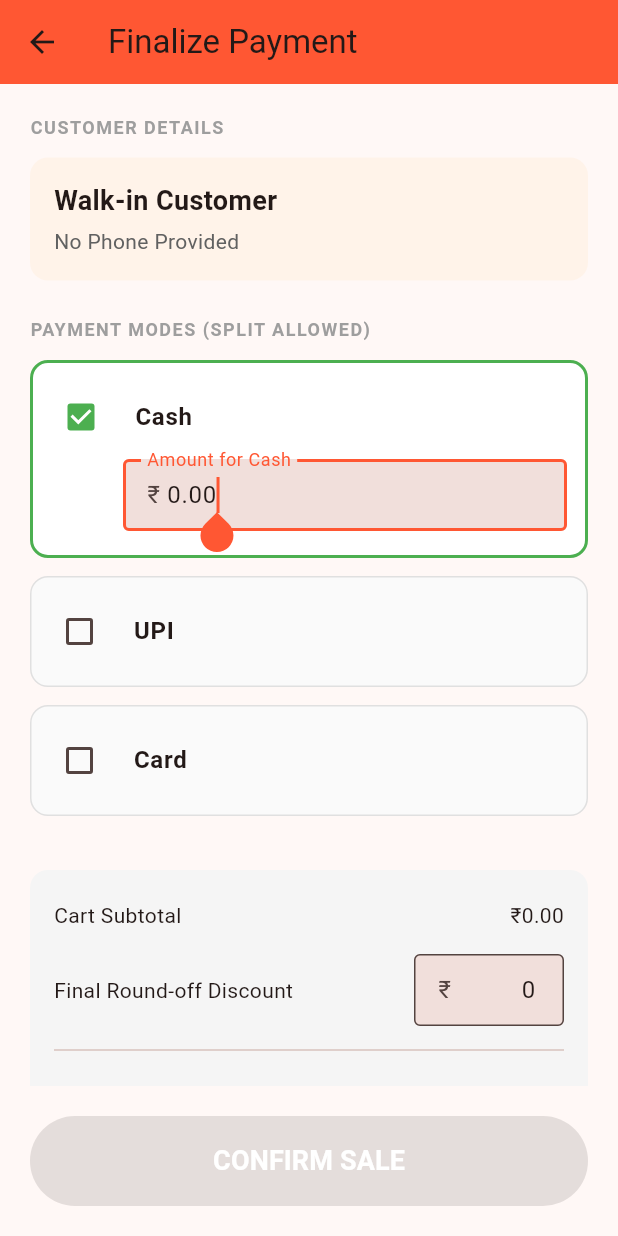
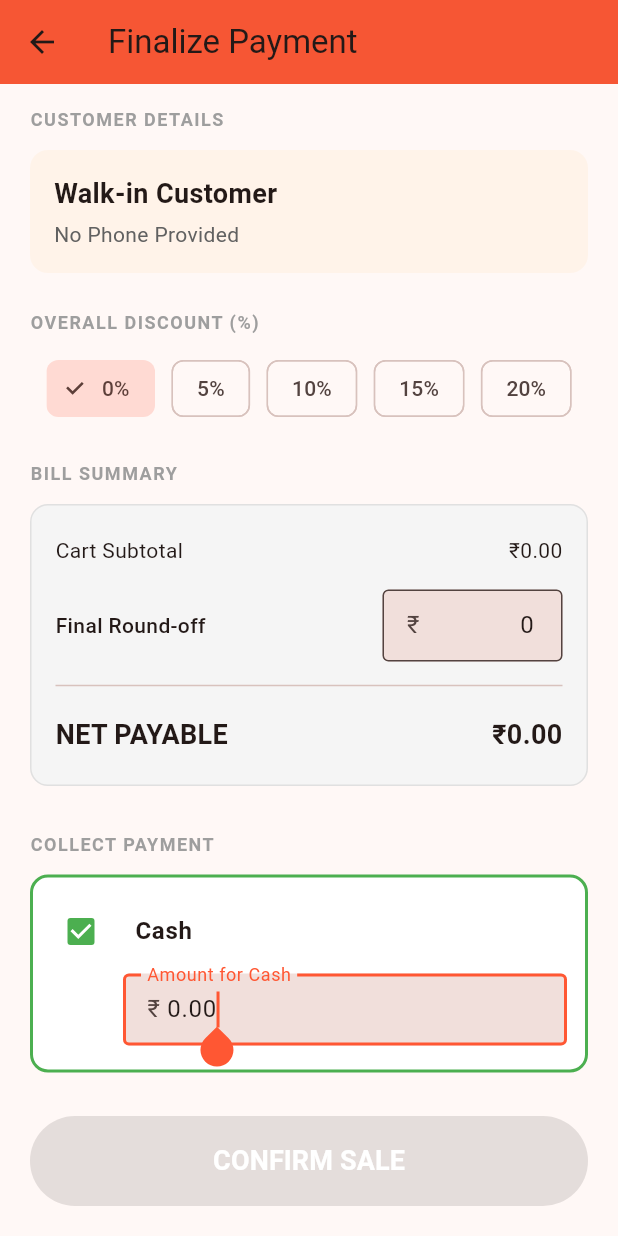
Before and after one commit to nanirocks125/apoorva_app, a Flutter app: the CheckoutScreen screen opened directly with empty values, on a phone screen of 412 x 824 dp. Run offline on Flutter 3.47's test engine with Material 3 defaults, Android fonts, the phone set to English and light mode, and no system bars; our stand-ins replace cloud_firestore, firebase_auth, firebase_core; accounts and stored records are empty.

Commit message:
check out page finalization

```diff
--- a/lib/screens/checkout_screen.dart
+++ b/lib/screens/checkout_screen.dart
@@ -54,17 +54,35 @@
     return Colors.green; // Perfectly matched
   }
 
+  double _overallDiscountPercent = 0.0; // New state for % discount
+
+  double get _overallDiscountAmount {
+    return widget.cart.totalPayable * (_overallDiscountPercent / 100);
+  }
+
   @override
   void initState() {
     super.initState();
-    // Default cash to the full total on load
-    _paymentControllers['Cash']!.text = widget.cart.totalPayable
-        .toStringAsFixed(2);
+
+    _discountController.addListener(_syncDefaultPayment);
+    _syncDefaultPayment();
+  }
+
+  void _syncDefaultPayment() {
+    if (_isProcessing) return;
+
+    // We only auto-sync if the user hasn't started a complex split payment
+    // Or simply, we update the 'Cash' field whenever the total changes
+    setState(() {
+      _paymentControllers['Cash']!.text = _finalTotal.toStringAsFixed(2);
+    });
   }
 
   double get _finalTotal {
-    double discount = double.tryParse(_discountController.text) ?? 0.0;
-    return widget.cart.totalPayable - discount;
+    double roundOff = double.tryParse(_discountController.text) ?? 0.0;
+
+    // Logic: Original - Percentage - Round-off
+    return widget.cart.totalPayable - _overallDiscountAmount - roundOff;
   }
 
   double get _totalPaid {
@@ -89,52 +107,26 @@
         child: Column(
           crossAxisAlignment: CrossAxisAlignment.start,
           children: [
-            // --- 1. READ-ONLY CUSTOMER SECTION ---
+            // 1. CUSTOMER INFO
             _buildSectionHeader('CUSTOMER DETAILS'),
-            Container(
-              width: double.infinity,
-              padding: const EdgeInsets.all(16),
-              decoration: BoxDecoration(
-                color: Colors.orange.withOpacity(0.05),
-                borderRadius: BorderRadius.circular(12),
-              ),
-              child: Column(
-                crossAxisAlignment: CrossAxisAlignment.start,
-                children: [
-                  Text(
-                    widget.customerName.isEmpty
-                        ? 'Walk-in Customer'
-                        : widget.customerName,
-                    style: const TextStyle(
-                      fontSize: 18,
-                      fontWeight: FontWeight.bold,
-                    ),
-                  ),
-                  const SizedBox(height: 4),
-                  Text(
-                    widget.customerPhone.isEmpty
-                        ? 'No Phone Provided'
-                        : widget.customerPhone,
-                    style: TextStyle(color: Colors.grey.shade700),
-                  ),
-                ],
-              ),
-            ),
+            _buildCustomerInfoCard(),
 
             const SizedBox(height: 24),
 
-            // --- 2. MULTI-PAYMENT SECTION ---
-            _buildSectionHeader('PAYMENT MODES (SPLIT ALLOWED)'),
-            ..._selectedModes.keys.map((mode) => _buildPaymentRow(mode)),
+            // 2. DISCOUNTS: We calculate the price first
+            _buildSectionHeader('OVERALL DISCOUNT (%)'),
+            _buildDiscountChips(),
 
             const SizedBox(height: 24),
 
-            // --- 3. SETTLEMENT SUMMARY ---
+            // 3. SETTLEMENT SUMMARY: Now correctly placed before payment
+            _buildSectionHeader('BILL SUMMARY'),
             Container(
               padding: const EdgeInsets.all(16),
               decoration: BoxDecoration(
                 color: Colors.grey.shade100,
                 borderRadius: BorderRadius.circular(12),
+                border: Border.all(color: Colors.grey.shade300),
               ),
               child: Column(
                 children: [
@@ -142,13 +134,22 @@
                     'Cart Subtotal',
                     '₹${widget.cart.totalPayable.toStringAsFixed(2)}',
                   ),
+                  if (_overallDiscountPercent > 0)
+                    _summaryRow(
+                      'Flat ${_overallDiscountPercent.toInt()}% Discount',
+                      '- ₹${_overallDiscountAmount.toStringAsFixed(2)}',
+                      color: Colors.green.shade700,
+                    ),
                   const SizedBox(height: 12),
                   Row(
                     mainAxisAlignment: MainAxisAlignment.spaceBetween,
                     children: [
-                      const Text('Final Round-off Discount'),
+                      const Text(
+                        'Final Round-off',
+                        style: TextStyle(fontWeight: FontWeight.w500),
+                      ),
                       SizedBox(
-                        width: 100,
+                        width: 120,
                         child: TextField(
                           controller: _discountController,
                           textAlign: TextAlign.right,
@@ -157,31 +158,63 @@
                           decoration: const InputDecoration(
                             prefixText: '₹ ',
                             isDense: true,
+                            border: OutlineInputBorder(),
                           ),
                         ),
                       ),
                     ],
                   ),
-                  const Divider(height: 32),
+                  const Divider(height: 32, thickness: 1),
                   _summaryRow(
                     'NET PAYABLE',
                     '₹${_finalTotal.toStringAsFixed(2)}',
                     isBold: true,
                   ),
-                  _summaryRow(
-                    'TOTAL ENTERED',
-                    '₹${_totalPaid.toStringAsFixed(2)}',
-                    color: _totalPaid == _finalTotal
-                        ? Colors.green
-                        : Colors.red,
-                  ),
                 ],
               ),
             ),
+
+            const SizedBox(height: 30),
+
+            // 4. PAYMENT MODES: Now the user knows exactly what amount to enter here
+            _buildSectionHeader('COLLECT PAYMENT'),
+            ..._selectedModes.keys.map((mode) => _buildPaymentRow(mode)),
+
+            // Extra padding for the bottom button
+            const SizedBox(height: 40),
           ],
         ),
       ),
       bottomNavigationBar: _buildBottomAction(),
+    );
+  }
+
+  Widget _buildCustomerInfoCard() {
+    return Container(
+      width: double.infinity,
+      padding: const EdgeInsets.all(16),
+      decoration: BoxDecoration(
+        color: Colors.orange.withOpacity(0.05),
+        borderRadius: BorderRadius.circular(12),
+      ),
+      child: Column(
+        crossAxisAlignment: CrossAxisAlignment.start,
+        children: [
+          Text(
+            widget.customerName.isEmpty
+                ? 'Walk-in Customer'
+                : widget.customerName,
+            style: const TextStyle(fontSize: 18, fontWeight: FontWeight.bold),
+          ),
+          const SizedBox(height: 4),
+          Text(
+            widget.customerPhone.isEmpty
+                ? 'No Phone Provided'
+                : widget.customerPhone,
+            style: TextStyle(color: Colors.grey.shade700),
+          ),
+        ],
+      ),
     );
   }
 
@@ -276,6 +309,28 @@
     );
   }
 
+  // Update the % Discount selection to trigger the sync
+  Widget _buildDiscountChips() {
+    return Row(
+      mainAxisAlignment: MainAxisAlignment.spaceEvenly,
+      children: [0.0, 5.0, 10.0, 15.0, 20.0].map((pct) {
+        return ChoiceChip(
+          label: Text('${pct.toInt()}%'),
+          selected: _overallDiscountPercent == pct,
+          onSelected: (selected) {
+            if (selected) {
+              setState(() {
+                _overallDiscountPercent = pct;
+                // Trigger sync after the % discount changes
+                _syncDefaultPayment();
+              });
+            }
+          },
+        );
+      }).toList(),
+    );
+  }
+
   Widget _buildSectionHeader(String title) {
     return Padding(
       padding: const EdgeInsets.only(bottom: 12),
```
